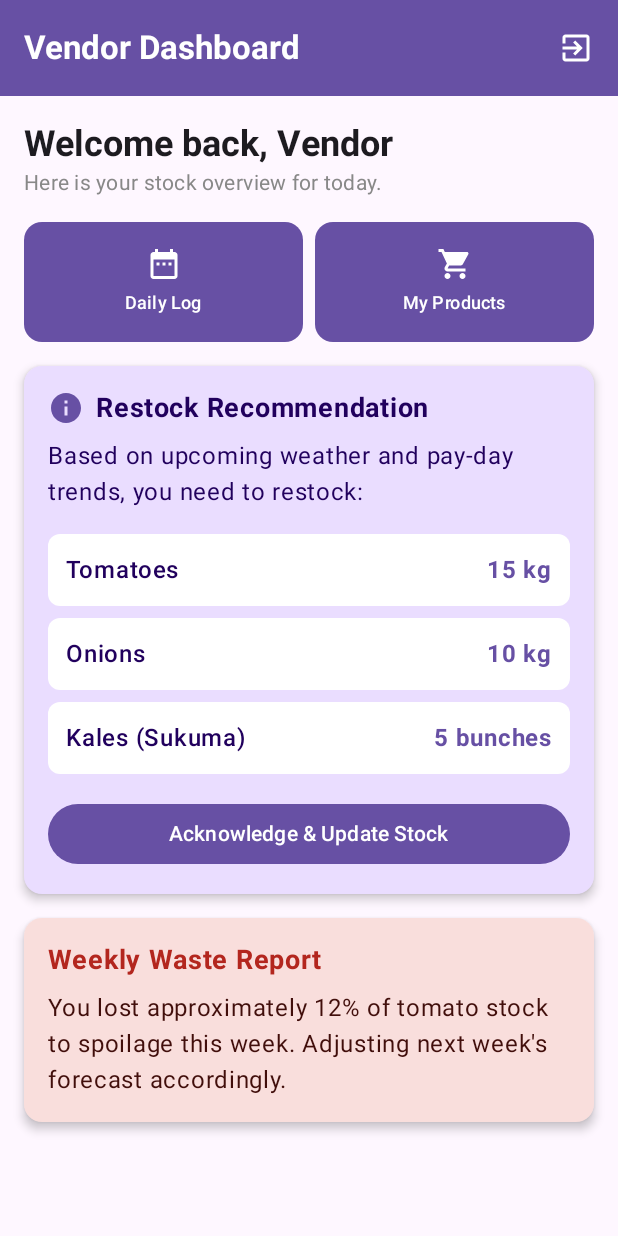
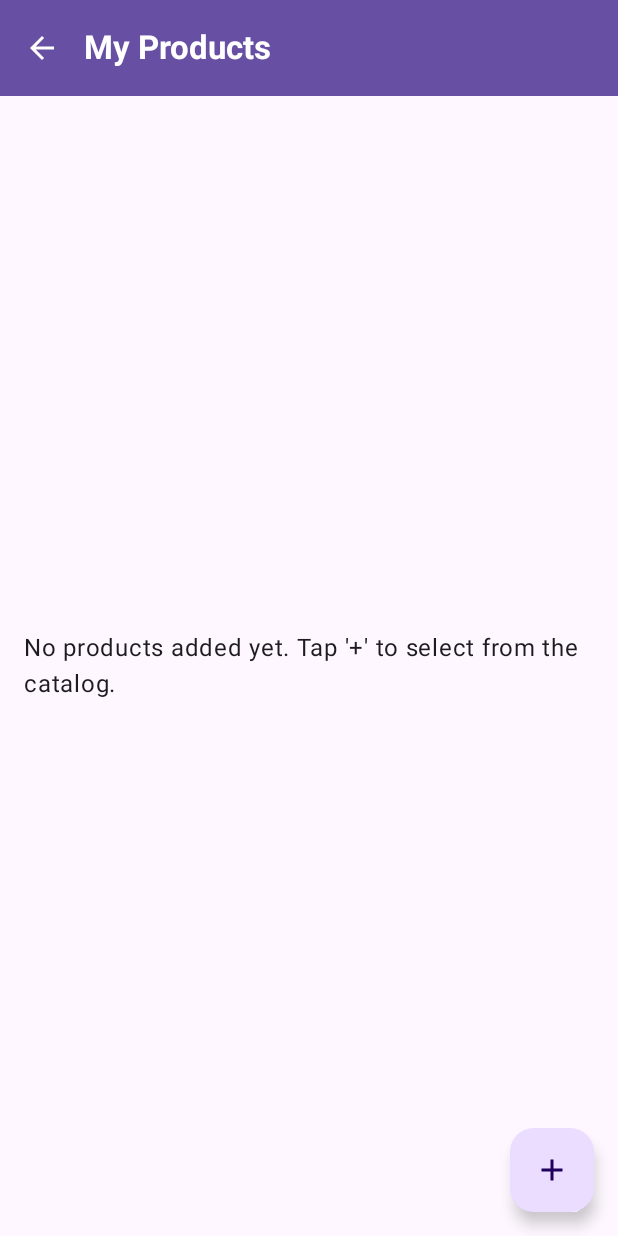
Before and after one commit to Sambu-Armstrong/vendor-restocking-system, an Android app built with Jetpack Compose: the HomeScreen screen opened through its navigation route, after a tap on "My Products", on a phone screen of 412 x 824 dp. Run offline under Robolectric (Android 15) with nearby library versions, the phone set to English and light mode, and no system bars; our stand-ins replace Room's generated code.

Commit message:
Updating Product Catalog Module

```diff
--- a/android-app/app/src/main/java/com/example/restockforecastsys/MainActivity.kt
+++ b/android-app/app/src/main/java/com/example/restockforecastsys/MainActivity.kt
@@ -33,11 +33,15 @@ class MainActivity : ComponentActivity() {
             vendorDao = database.vendorDao()
         )
 
+        // NEW: Initialize Product Repository
+        val productRepository = com.example.restockforecastsys.data.repository.ProductRepository(database.productDao())
+
         // 2. Initialize SessionManager
         val sessionManager = SessionManager(applicationContext)
 
-        // 3. Initialize AuthViewModel
+        // 3. Initialize ViewModels
         val authViewModel = AuthViewModel(authRepository, sessionManager)
+        val productViewModel = com.example.restockforecastsys.ui.products.ProductViewModel(productRepository, sessionManager)
 
         setContent {
             MaterialTheme {
@@ -47,7 +51,6 @@ class MainActivity : ComponentActivity() {
                 ) {
                     val navController = rememberNavController()
 
-                    // Start screen depends on whether a local session exists
                     val startDestination = remember {
                         if (authViewModel.isUserLoggedIn()) "home" else "login"
                     }
@@ -59,13 +62,9 @@ class MainActivity : ComponentActivity() {
                         composable("login") {
                             LoginScreen(
                                 viewModel = authViewModel,
-                                onNavigateToRegister = {
-                                    navController.navigate("register")
-                                },
+                                onNavigateToRegister = { navController.navigate("register") },
                                 onLoginSuccess = {
-                                    navController.navigate("home") {
-                                        popUpTo("login") { inclusive = true }
-                                    }
+                                    navController.navigate("home") { popUpTo("login") { inclusive = true } }
                                 }
                             )
                         }
@@ -73,13 +72,9 @@ class MainActivity : ComponentActivity() {
                         composable("register") {
                             RegisterScreen(
                                 viewModel = authViewModel,
-                                onNavigateToLogin = {
-                                    navController.popBackStack()
-                                },
+                                onNavigateToLogin = { navController.popBackStack() },
                                 onRegisterSuccess = {
-                                    navController.navigate("home") {
-                                        popUpTo("login") { inclusive = true }
-                                    }
+                                    navController.navigate("home") { popUpTo("login") { inclusive = true } }
                                 }
                             )
                         }
@@ -88,10 +83,20 @@ class MainActivity : ComponentActivity() {
                             HomeScreen(
                                 viewModel = authViewModel,
                                 onLogoutSuccess = {
-                                    navController.navigate("login") {
-                                        popUpTo("home") { inclusive = true }
-                                    }
-                                }
+                                    navController.navigate("login") { popUpTo("home") { inclusive = true } }
+                                },
+                                onNavigateToDailyLog = { }, // Placeholder
+                                onNavigateToProducts = { navController.navigate("products") }, // WIRED
+                                onNavigateToForecast = { }, // Placeholder
+                                onNavigateToSubscription = { } // Placeholder
+                            )
+                        }
+
+                        // NEW: Products Screen Route
+                        composable("products") {
+                            com.example.restockforecastsys.ui.products.ProductsScreen(
+                                viewModel = productViewModel,
+                                onNavigateBack = { navController.popBackStack() }
                             )
                         }
                     }
--- /dev/null
+++ b/android-app/app/src/main/java/com/example/restockforecastsys/data/dao/ProductDao.kt
@@ -0,0 +1,25 @@
+package com.example.restockforecastsys.data.dao
+
+import androidx.room.Dao
+import androidx.room.Delete
+import androidx.room.Insert
+import androidx.room.Query
+import androidx.room.Update
+import com.example.restockforecastsys.data.entity.Product
+import kotlinx.coroutines.flow.Flow
+
+@Dao
+interface ProductDao {
+    @Insert
+    suspend fun insert(product: Product): Long
+
+    @Update
+    suspend fun update(product: Product)
+
+    @Delete
+    suspend fun delete(product: Product)
+
+    // Using Flow means the UI will automatically update the list if items are added/removed
+    @Query("SELECT * FROM products WHERE vendorId = :vendorId ORDER BY name ASC")
+    fun getProductsForVendor(vendorId: Int): Flow<List<Product>>
+}
--- a/android-app/app/src/main/java/com/example/restockforecastsys/data/database/AppDatabase.kt
+++ b/android-app/app/src/main/java/com/example/restockforecastsys/data/database/AppDatabase.kt
@@ -14,10 +14,12 @@ import com.example.restockforecastsys.data.entity.Vendor
 import kotlinx.coroutines.CoroutineScope
 import kotlinx.coroutines.Dispatchers
 import kotlinx.coroutines.launch
+import com.example.restockforecastsys.data.dao.ProductDao
+import com.example.restockforecastsys.data.entity.Product
 
 @Database(
-    entities = [Role::class, User::class, Vendor::class],
-    version = 1,
+    entities = [Role::class, User::class, Vendor::class, Product::class],
+    version = 2,
     exportSchema = false
 )
 abstract class AppDatabase : RoomDatabase() {
@@ -25,6 +27,8 @@ abstract class AppDatabase : RoomDatabase() {
     abstract fun roleDao(): RoleDao
     abstract fun userDao(): UserDao
     abstract fun vendorDao(): VendorDao
+    abstract fun productDao(): ProductDao
+
 
     companion object {
         @Volatile
--- a/android-app/app/src/main/java/com/example/restockforecastsys/ui/HomeScreen.kt
+++ b/android-app/app/src/main/java/com/example/restockforecastsys/ui/HomeScreen.kt
@@ -1,29 +1,30 @@
 package com.example.restockforecastsys.ui
 
-import androidx.compose.foundation.background
 import androidx.compose.foundation.layout.*
-import androidx.compose.foundation.lazy.LazyColumn
 import androidx.compose.foundation.shape.RoundedCornerShape
 import androidx.compose.material.icons.Icons
 import androidx.compose.material.icons.automirrored.filled.ExitToApp
 import androidx.compose.material.icons.filled.DateRange
-import androidx.compose.material.icons.filled.Info
 import androidx.compose.material.icons.filled.ShoppingCart
+import androidx.compose.material.icons.filled.Analytics
+import androidx.compose.material.icons.filled.CreditCard
 import androidx.compose.material3.*
 import androidx.compose.runtime.Composable
 import androidx.compose.ui.Alignment
 import androidx.compose.ui.Modifier
-import androidx.compose.ui.graphics.Color
 import androidx.compose.ui.text.font.FontWeight
 import androidx.compose.ui.unit.dp
-import androidx.compose.ui.unit.sp
 import com.example.restockforecastsys.ui.auth.AuthViewModel
 
 @OptIn(ExperimentalMaterial3Api::class)
 @Composable
 fun HomeScreen(
     viewModel: AuthViewModel,
-    onLogoutSuccess: () -> Unit
+    onLogoutSuccess: () -> Unit,
+    onNavigateToDailyLog: () -> Unit,
+    onNavigateToProducts: () -> Unit,
+    onNavigateToForecast: () -> Unit,
+    onNavigateToSubscription: () -> Unit
 ) {
     Scaffold(
         topBar = {
@@ -48,128 +49,70 @@ fun HomeScreen(
             )
         }
     ) { paddingValues ->
-        LazyColumn(
+        Column(
             modifier = Modifier
                 .fillMaxSize()
                 .padding(paddingValues)
                 .padding(16.dp),
             verticalArrangement = Arrangement.spacedBy(16.dp)
         ) {
-            // Welcome Section
-            item {
             Text(
-                    text = "Welcome back, Vendor",
+                text = "Welcome back",
                 style = MaterialTheme.typography.headlineSmall,
                 fontWeight = FontWeight.Bold
             )
-                Text(
-                    text = "Here is your stock overview for today.",
-                    style = MaterialTheme.typography.bodyMedium,
-                    color = Color.Gray
+
+            NavCard(
+                icon = Icons.Default.ShoppingCart,
+                label = "My Products",
+                description = "Choose which products you sell",
+                onClick = onNavigateToProducts
             )
-            }
-
-            // Quick Actions Row
-            item {
-                Row(
-                    modifier = Modifier.fillMaxWidth(),
-                    horizontalArrangement = Arrangement.spacedBy(8.dp)
-                ) {
-                    QuickActionButton(
+            NavCard(
                 icon = Icons.Default.DateRange,
                 label = "Daily Log",
-                        modifier = Modifier.weight(1f),
-                        onClick = { /* TODO: Navigate to Daily Log later */ }
+                description = "Log opening and closing stock",
+                onClick = onNavigateToDailyLog
             )
-                    QuickActionButton(
-                        icon = Icons.Default.ShoppingCart,
-                        label = "My Products",
-                        modifier = Modifier.weight(1f),
-                        onClick = { /* TODO: Navigate to Catalog later */ }
+            NavCard(
+                icon = Icons.Default.Analytics,
+                label = "Forecast & Waste Report",
+                description = "View demand forecasts and restocking recommendations",
+                onClick = onNavigateToForecast
             )
-                }
-            }
-
-            // Restocking Recommendation Module (Mockup)
-            item {
-                Card(
-                    modifier = Modifier.fillMaxWidth(),
-                    colors = CardDefaults.cardColors(containerColor = MaterialTheme.colorScheme.primaryContainer),
-                    elevation = CardDefaults.cardElevation(defaultElevation = 4.dp)
-                ) {
-                    Column(modifier = Modifier.padding(16.dp)) {
-                        Row(verticalAlignment = Alignment.CenterVertically) {
-                            Icon(Icons.Default.Info, contentDescription = "Alert", tint = MaterialTheme.colorScheme.primary)
-                            Spacer(modifier = Modifier.width(8.dp))
-                            Text("Restock Recommendation", fontWeight = FontWeight.Bold, fontSize = 18.sp)
-                        }
-                        Spacer(modifier = Modifier.height(8.dp))
-                        Text("Based on upcoming weather and pay-day trends, you need to restock:")
-                        Spacer(modifier = Modifier.height(12.dp))
-
-                        RecommendationItem(product = "Tomatoes", qty = "15 kg")
-                        RecommendationItem(product = "Onions", qty = "10 kg")
-                        RecommendationItem(product = "Kales (Sukuma)", qty = "5 bunches")
-
-                        Spacer(modifier = Modifier.height(12.dp))
-                        Button(onClick = { /* TODO */ }, modifier = Modifier.fillMaxWidth()) {
-                            Text("Acknowledge & Update Stock")
-                        }
-                    }
-                }
-            }
-
-            // Waste Tracking Module (Mockup)
-            item {
-                Card(
-                    modifier = Modifier.fillMaxWidth(),
-                    colors = CardDefaults.cardColors(containerColor = MaterialTheme.colorScheme.errorContainer),
-                    elevation = CardDefaults.cardElevation(defaultElevation = 4.dp)
-                ) {
-                    Column(modifier = Modifier.padding(16.dp)) {
-                        Text("Weekly Waste Report", fontWeight = FontWeight.Bold, fontSize = 18.sp, color = MaterialTheme.colorScheme.error)
-                        Spacer(modifier = Modifier.height(8.dp))
-                        Text("You lost approximately 12% of tomato stock to spoilage this week. Adjusting next week's forecast accordingly.")
-                    }
-                }
-            }
-
-            item { Spacer(modifier = Modifier.height(32.dp)) }
+            NavCard(
+                icon = Icons.Default.CreditCard,
+                label = "Subscription",
+                description = "Manage your subscription plan",
+                onClick = onNavigateToSubscription
+            )
         }
     }
 }
 
 @Composable
-fun QuickActionButton(
+fun NavCard(
     icon: androidx.compose.ui.graphics.vector.ImageVector,
     label: String,
-    modifier: Modifier = Modifier,
+    description: String,
     onClick: () -> Unit
 ) {
-    Button(
-        onClick = onClick,
-        modifier = modifier.height(80.dp),
-        shape = RoundedCornerShape(12.dp)
+    Card(
+        modifier = Modifier.fillMaxWidth(),
+        shape = RoundedCornerShape(12.dp),
+        elevation = CardDefaults.cardElevation(defaultElevation = 2.dp),
+        onClick = onClick
     ) {
-        Column(horizontalAlignment = Alignment.CenterHorizontally) {
-            Icon(imageVector = icon, contentDescription = label)
-            Spacer(modifier = Modifier.height(4.dp))
-            Text(text = label, fontSize = 12.sp)
+        Row(
+            modifier = Modifier.padding(16.dp),
+            verticalAlignment = Alignment.CenterVertically,
+            horizontalArrangement = Arrangement.spacedBy(16.dp)
+        ) {
+            Icon(imageVector = icon, contentDescription = label, tint = MaterialTheme.colorScheme.primary)
+            Column {
+                Text(text = label, fontWeight = FontWeight.Bold)
+                Text(text = description, style = MaterialTheme.typography.bodySmall)
             }
         }
     }
-
-@Composable
-fun RecommendationItem(product: String, qty: String) {
-    Row(
-        modifier = Modifier
-            .fillMaxWidth()
-            .padding(vertical = 4.dp)
-            .background(Color.White, shape = RoundedCornerShape(8.dp))
-            .padding(12.dp),
-        horizontalArrangement = Arrangement.SpaceBetween
-    ) {
-        Text(text = product, fontWeight = FontWeight.Medium)
-        Text(text = qty, fontWeight = FontWeight.Bold, color = MaterialTheme.colorScheme.primary)
 }
-}
--- /dev/null
+++ b/android-app/app/src/main/java/com/example/restockforecastsys/ui/products/ProductViewModel.kt
@@ -0,0 +1,62 @@
+package com.example.restockforecastsys.ui.products
+
+import androidx.lifecycle.ViewModel
+import androidx.lifecycle.viewModelScope
+import com.example.restockforecastsys.data.catalog.CatalogItem
+import com.example.restockforecastsys.data.entity.Product
+import com.example.restockforecastsys.data.repository.ProductRepository
+import com.example.restockforecastsys.util.SessionManager
+import kotlinx.coroutines.Job
+import kotlinx.coroutines.flow.MutableStateFlow
+import kotlinx.coroutines.flow.StateFlow
+import kotlinx.coroutines.flow.asStateFlow
+import kotlinx.coroutines.flow.collectLatest
+import kotlinx.coroutines.launch
+
+class ProductViewModel(
+    private val repository: ProductRepository,
+    private val sessionManager: SessionManager
+) : ViewModel() {
+
+    private val _vendorProducts = MutableStateFlow<List<Product>>(emptyList())
+    val vendorProducts: StateFlow<List<Product>> = _vendorProducts.asStateFlow()
+
+    private var collectionJob: Job? = null
+
+    // Called dynamically when the screen is opened
+    fun loadVendorProducts() {
+        val currentVendorId = sessionManager.getUserId()
+        if (currentVendorId != -1) {
+            collectionJob?.cancel() // Clear any old data streams
+            collectionJob = viewModelScope.launch {
+                repository.getProductsForVendor(currentVendorId).collectLatest { products ->
+                    _vendorProducts.value = products
+                }
+            }
+        }
+    }
+
+    fun addProductFromCatalog(catalogItem: CatalogItem) {
+        val currentVendorId = sessionManager.getUserId()
+        if (currentVendorId == -1) return // Failsafe
+
+        // Prevent duplicate entries
+        if (_vendorProducts.value.any { it.name == catalogItem.name }) return
+
+        val newProduct = Product(
+            vendorId = currentVendorId,
+            name = catalogItem.name,
+            category = catalogItem.category,
+            shelfLifeDays = catalogItem.defaultShelfLifeDays,
+            unitOfMeasure = catalogItem.defaultUnitOfMeasure,
+            currentPrice = 0.0,
+            dateAdded = System.currentTimeMillis()
+        )
+
+        viewModelScope.launch { repository.addProduct(newProduct) }
+    }
+
+    fun removeProduct(product: Product) {
+        viewModelScope.launch { repository.removeProduct(product) }
+    }
+}
--- /dev/null
+++ b/android-app/app/src/main/java/com/example/restockforecastsys/ui/products/ProductsScreen.kt
@@ -0,0 +1,122 @@
+package com.example.restockforecastsys.ui.products
+
+import androidx.compose.foundation.layout.*
+import androidx.compose.foundation.lazy.LazyColumn
+import androidx.compose.foundation.lazy.items
+import androidx.compose.material.icons.Icons
+import androidx.compose.material.icons.automirrored.filled.ArrowBack
+import androidx.compose.material.icons.filled.Add
+import androidx.compose.material.icons.filled.Delete
+import androidx.compose.material3.*
+import androidx.compose.runtime.*
+import androidx.compose.ui.Alignment
+import androidx.compose.ui.Modifier
+import androidx.compose.ui.text.font.FontWeight
+import androidx.compose.ui.unit.dp
+import com.example.restockforecastsys.data.catalog.ProductCatalog
+import com.example.restockforecastsys.data.entity.Product
+
+@OptIn(ExperimentalMaterial3Api::class)
+@Composable
+fun ProductsScreen(
+    viewModel: ProductViewModel,
+    onNavigateBack: () -> Unit
+) {
+    val vendorProducts by viewModel.vendorProducts.collectAsState()
+    var showCatalogDialog by remember { mutableStateOf(false) }
+
+    // NEW: Forces the ViewModel to grab the correct Vendor ID when the screen opens
+    LaunchedEffect(Unit) {
+        viewModel.loadVendorProducts()
+    }
+
+    Scaffold(
+        topBar = {
+            TopAppBar(
+                title = { Text("My Products", fontWeight = FontWeight.Bold) },
+                navigationIcon = {
+                    IconButton(onClick = onNavigateBack) {
+                        Icon(Icons.AutoMirrored.Filled.ArrowBack, contentDescription = "Back")
+                    }
+                },
+                colors = TopAppBarDefaults.topAppBarColors(
+                    containerColor = MaterialTheme.colorScheme.primary,
+                    titleContentColor = MaterialTheme.colorScheme.onPrimary,
+                    navigationIconContentColor = MaterialTheme.colorScheme.onPrimary
+                )
+            )
+        },
+        floatingActionButton = {
+            FloatingActionButton(onClick = { showCatalogDialog = true }) {
+                Icon(Icons.Default.Add, contentDescription = "Add Product")
+            }
+        }
+    ) { paddingValues ->
+        Column(modifier = Modifier.fillMaxSize().padding(paddingValues).padding(16.dp)) {
+            if (vendorProducts.isEmpty()) {
+                Box(modifier = Modifier.fillMaxSize(), contentAlignment = Alignment.Center) {
+                    Text("No products added yet. Tap '+' to select from the catalog.")
+                }
+            } else {
+                LazyColumn(verticalArrangement = Arrangement.spacedBy(8.dp)) {
+                    items(vendorProducts) { product ->
+                        ProductItemCard(
+                            product = product,
+                            onDelete = { viewModel.removeProduct(product) }
+                        )
+                    }
+                }
+            }
+        }
+    }
+
+    if (showCatalogDialog) {
+        AlertDialog(
+            onDismissRequest = { showCatalogDialog = false },
+            title = { Text("Select Product") },
+            text = {
+                LazyColumn(verticalArrangement = Arrangement.spacedBy(8.dp)) {
+                    items(ProductCatalog.items) { catalogItem ->
+                        if (vendorProducts.none { it.name == catalogItem.name }) {
+                            Card(
+                                modifier = Modifier.fillMaxWidth(),
+                                onClick = {
+                                    viewModel.addProductFromCatalog(catalogItem)
+                                    showCatalogDialog = false
+                                }
+                            ) {
+                                Text(
+                                    text = catalogItem.name,
+                                    modifier = Modifier.padding(16.dp),
+                                    fontWeight = FontWeight.Medium
+                                )
+                            }
+                        }
+                    }
+                }
+            },
+            confirmButton = {
+                TextButton(onClick = { showCatalogDialog = false }) { Text("Cancel") }
+            }
+        )
+    }
+}
+
+@Composable
+fun ProductItemCard(product: Product, onDelete: () -> Unit) {
+    Card(modifier = Modifier.fillMaxWidth(), elevation = CardDefaults.cardElevation(defaultElevation = 2.dp)) {
+        Row(
+            modifier = Modifier.fillMaxWidth().padding(16.dp),
+            verticalAlignment = Alignment.CenterVertically,
+            horizontalArrangement = Arrangement.SpaceBetween
+        ) {
+            Column {
+                Text(text = product.name, fontWeight = FontWeight.Bold)
+                Text(text = "Shelf Life: ${product.shelfLifeDays} days", style = MaterialTheme.typography.bodySmall)
+            }
+            IconButton(onClick = onDelete) {
+                Icon(Icons.Default.Delete, contentDescription = "Remove", tint = MaterialTheme.colorScheme.error)
+            }
+        }
+    }
+}
```
Also changed, not shown: android-app/app/src/main/java/com/example/restockforecastsys/data/catalog/ProductCatalog.kt (added, +22 -0 lines), android-app/app/src/main/java/com/example/restockforecastsys/data/entity/Product.kt (added, +30 -0 lines), android-app/app/src/main/java/com/example/restockforecastsys/data/repository/ProductRepository.kt (added, +21 -0 lines). Lines whose indentation alone changed are shown as unchanged.
